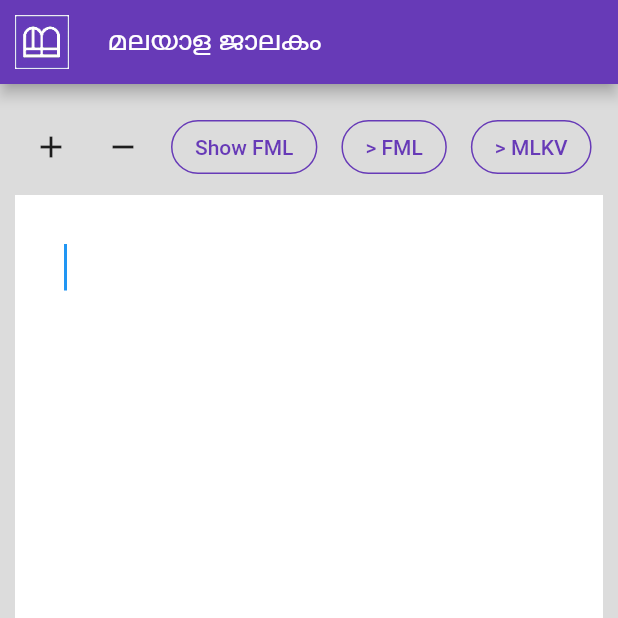
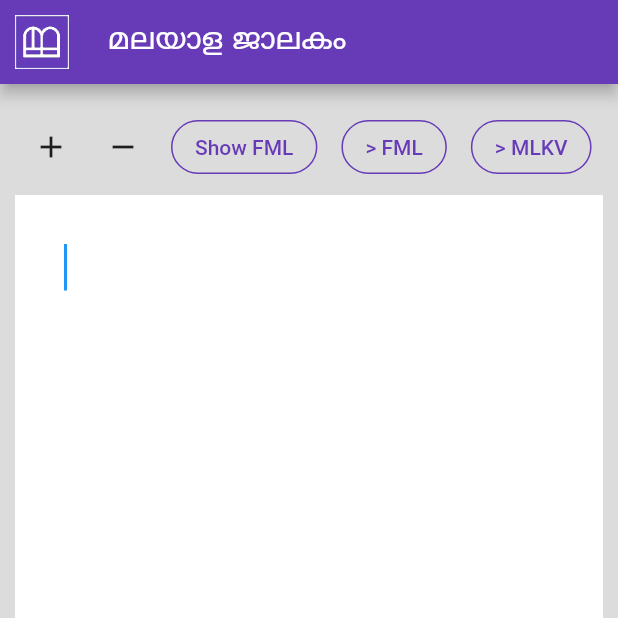
Before and after one commit to ameenvga/malayalajalakam, a Flutter app: the screen it shows after launch, on a phone screen of 412 x 824 dp, the top half of it. Run offline on Flutter 3.47's test engine with Material 2 defaults, Android fonts, the phone set to English and light mode, and no system bars; our stand-ins replace logger, shared_preferences.

Commit message:
title font change

```diff
--- a/lib/screens/home_page.dart
+++ b/lib/screens/home_page.dart
@@ -26,7 +26,11 @@ class _HomePageState extends State<HomePage> {
         'assets/images/appicon_purple.jpg',
         scale: 2,
       ),
-      title: Text('മലയാള ജാലകം‌'),
+      title: Text('മലയാള ജാലകം‌',
+          style: Theme.of(context)
+              .textTheme
+              .headline2
+              .copyWith(color: Colors.white)),
       actions: [],
     );
 
```
Also changed, not shown: 2 other files.
